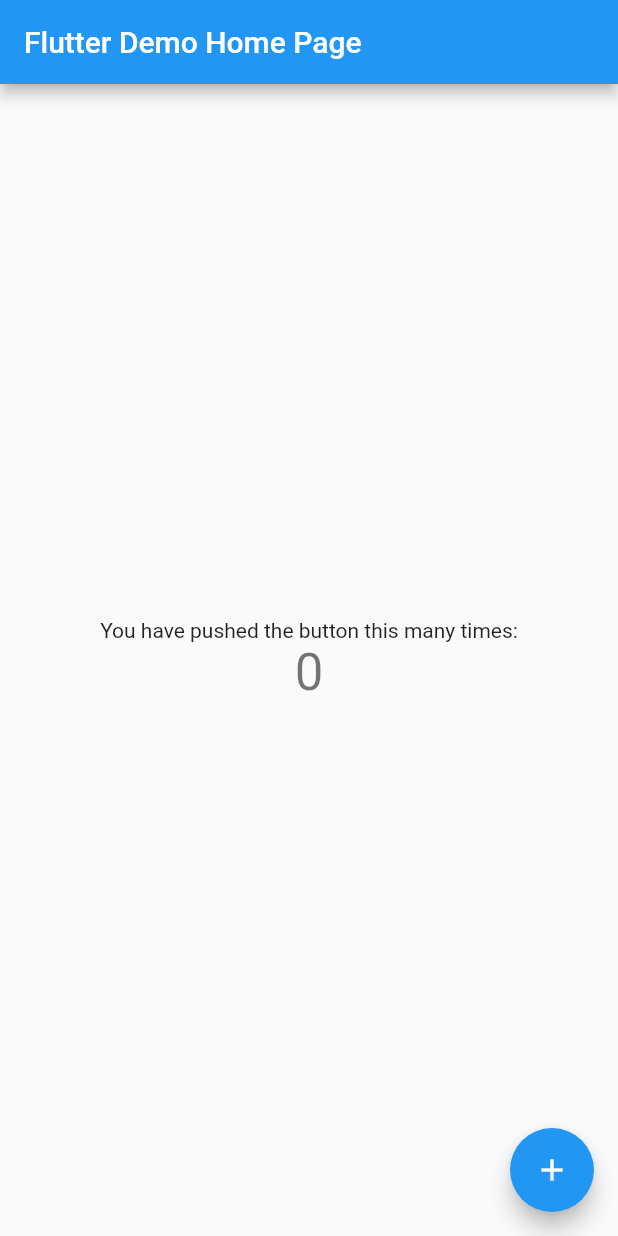
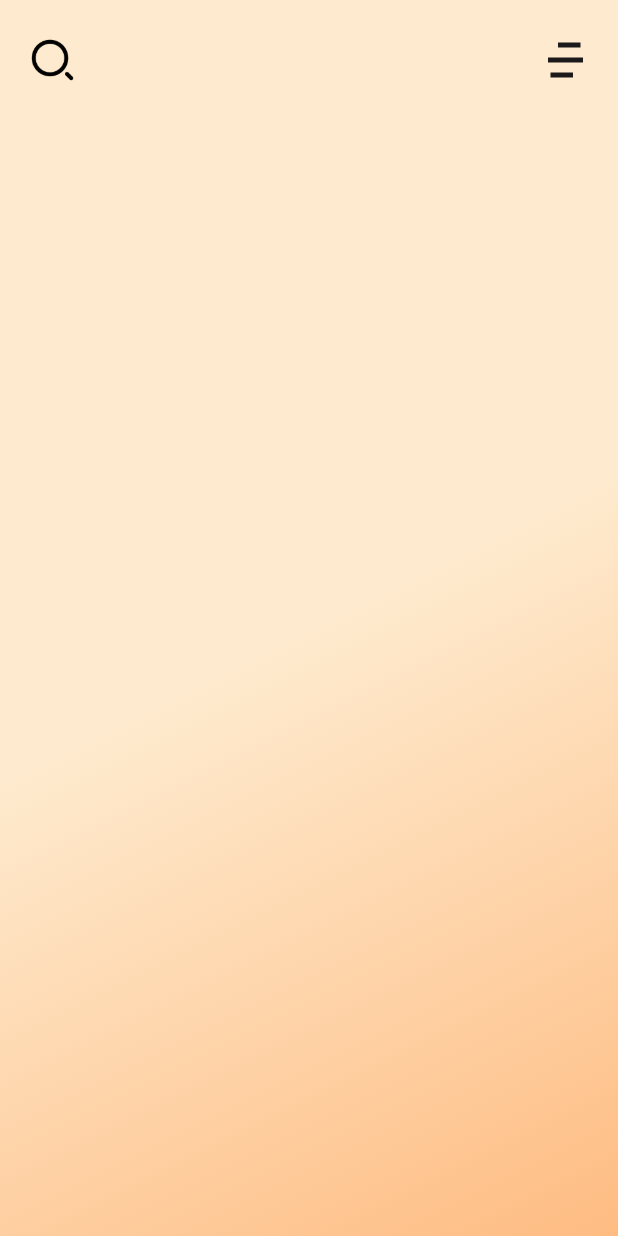
Before and after one commit to Instein125/weather-app, a Flutter app: the screen it shows after launch, on a phone screen of 412 x 824 dp. Run offline on Flutter 3.47's test engine with Material 2 defaults, Android fonts, the phone set to English and light mode, and no system bars.

```diff
--- a/lib/main.dart
+++ b/lib/main.dart
@@ -1,4 +1,5 @@
 import 'package:flutter/material.dart';
+import 'package:weather_app/pages/mainscreen.dart';
 
 void main() {
   runApp(const MyApp());
@@ -11,105 +12,12 @@ class MyApp extends StatelessWidget {
   @override
   Widget build(BuildContext context) {
     return MaterialApp(
-      title: 'Flutter Demo',
+      title: 'Weather App',
       theme: ThemeData(
-        // This is the theme of your application.
-        //
-        // Try running your application with "flutter run". You'll see the
-        // application has a blue toolbar. Then, without quitting the app, try
-        // changing the primarySwatch below to Colors.green and then invoke
-        // "hot reload" (press "r" in the console where you ran "flutter run",
-        // or simply save your changes to "hot reload" in a Flutter IDE).
-        // Notice that the counter didn't reset back to zero; the application
-        // is not restarted.
         primarySwatch: Colors.blue,
       ),
-      home: const MyHomePage(title: 'Flutter Demo Home Page'),
+      debugShowCheckedModeBanner: false,
+      home: const MainScreen(),
     );
   }
 }
-
-class MyHomePage extends StatefulWidget {
-  const MyHomePage({super.key, required this.title});
-
-  // This widget is the home page of your application. It is stateful, meaning
-  // that it has a State object (defined below) that contains fields that affect
-  // how it looks.
-
-  // This class is the configuration for the state. It holds the values (in this
-  // case the title) provided by the parent (in this case the App widget) and
-  // used by the build method of the State. Fields in a Widget subclass are
-  // always marked "final".
-
-  final String title;
-
-  @override
-  State<MyHomePage> createState() => _MyHomePageState();
-}
-
-class _MyHomePageState extends State<MyHomePage> {
-  int _counter = 0;
-
-  void _incrementCounter() {
-    setState(() {
-      // This call to setState tells the Flutter framework that something has
-      // changed in this State, which causes it to rerun the build method below
-      // so that the display can reflect the updated values. If we changed
-      // _counter without calling setState(), then the build method would not be
-      // called again, and so nothing would appear to happen.
-      _counter++;
-    });
-  }
-
-  @override
-  Widget build(BuildContext context) {
-    // This method is rerun every time setState is called, for instance as done
-    // by the _incrementCounter method above.
-    //
-    // The Flutter framework has been optimized to make rerunning build methods
-    // fast, so that you can just rebuild anything that needs updating rather
-    // than having to individually change instances of widgets.
-    return Scaffold(
-      appBar: AppBar(
-        // Here we take the value from the MyHomePage object that was created by
-        // the App.build method, and use it to set our appbar title.
-        title: Text(widget.title),
-      ),
-      body: Center(
-        // Center is a layout widget. It takes a single child and positions it
-        // in the middle of the parent.
-        child: Column(
-          // Column is also a layout widget. It takes a list of children and
-          // arranges them vertically. By default, it sizes itself to fit its
-          // children horizontally, and tries to be as tall as its parent.
-          //
-          // Invoke "debug painting" (press "p" in the console, choose the
-          // "Toggle Debug Paint" action from the Flutter Inspector in Android
-          // Studio, or the "Toggle Debug Paint" command in Visual Studio Code)
-          // to see the wireframe for each widget.
-          //
-          // Column has various properties to control how it sizes itself and
-          // how it positions its children. Here we use mainAxisAlignment to
-          // center the children vertically; the main axis here is the vertical
-          // axis because Columns are vertical (the cross axis would be
-          // horizontal).
-          mainAxisAlignment: MainAxisAlignment.center,
-          children: <Widget>[
-            const Text(
-              'You have pushed the button this many times:',
-            ),
-            Text(
-              '$_counter',
-              style: Theme.of(context).textTheme.headlineMedium,
-            ),
-          ],
-        ),
-      ),
-      floatingActionButton: FloatingActionButton(
-        onPressed: _incrementCounter,
-        tooltip: 'Increment',
-        child: const Icon(Icons.add),
-      ), // This trailing comma makes auto-formatting nicer for build methods.
-    );
-  }
-}
--- /dev/null
+++ b/lib/pages/mainscreen.dart
@@ -0,0 +1,47 @@
+import 'package:flutter/material.dart';
+
+import '../presentation/colors_manager.dart';
+
+class MainScreen extends StatelessWidget {
+  const MainScreen({super.key});
+
+  @override
+  Widget build(BuildContext context) {
+    return Container(
+      decoration: BoxDecoration(
+        gradient: LinearGradient(
+            begin: Alignment.topLeft,
+            end: Alignment.bottomRight,
+            colors: [
+              ColorManager.backGroundColor1,
+              ColorManager.backGroundColor2
+            ],
+            stops: const [
+              0.5,
+              1
+            ]),
+      ),
+      child: Column(
+        children: [
+          Container(
+            height: 80,
+            padding: const EdgeInsets.symmetric(horizontal: 15, vertical: 12),
+            child: Row(
+              mainAxisAlignment: MainAxisAlignment.spaceBetween,
+              children: [
+                Image.asset(
+                  "assets/images/search.png",
+                  height: 40,
+                ),
+                Image.asset(
+                  "assets/images/menu.png",
+                  height: 40,
+                ),
+              ],
+            ),
+          ),
+        ],
+      ),
+    );
+  }
+}
--- /dev/null
+++ b/lib/presentation/colors_manager.dart
@@ -0,0 +1,10 @@
+import 'package:flutter/material.dart';
+
+class ColorManager {
+  static Color titleTextColor = Color(0xff313341);
+  static Color lightTextColor = Color(0xff9A938C);
+  static Color darkTextColor = Color(0xff303345);
+  static Color dimTextColor = Color(0xffD6996B);
+  static Color backGroundColor1 = Color(0xffFEEBCF);
+  static Color backGroundColor2 = Color(0xffFEBC82);
+}
--- /dev/null
+++ b/lib/presentation/font_manager.dart
@@ -0,0 +1,13 @@
+import 'package:flutter/material.dart';
+
+class FontManager {
+  static const String fontFamily = 'Inter';
+}
+
+class FontWeightManager {
+  static const FontWeight bold = FontWeight.w800;
+  static const FontWeight semiBold = FontWeight.w700;
+  static const FontWeight medium = FontWeight.w600;
+  static const FontWeight regular = FontWeight.w500;
+  static const FontWeight light = FontWeight.w400;
+}
```
Also changed, not shown: pubspec.yaml (+16 -14 lines), assets/fonts/Inter-Bold.ttf (added), assets/fonts/Inter-Light.ttf (added), assets/fonts/Inter-Medium.ttf (added), assets/fonts/Inter-Regular.ttf (added), assets/fonts/Inter-SemiBold.ttf (added), assets/images/cloudy.png (added), assets/images/humidity.png (added), assets/images/menu.png (added), assets/images/partly_cloudy.png (added), assets/images/rainfall.png (added), assets/images/raining.png (added), assets/images/rani_with_sun.png (added), assets/images/search.png (added), 2 more files.
